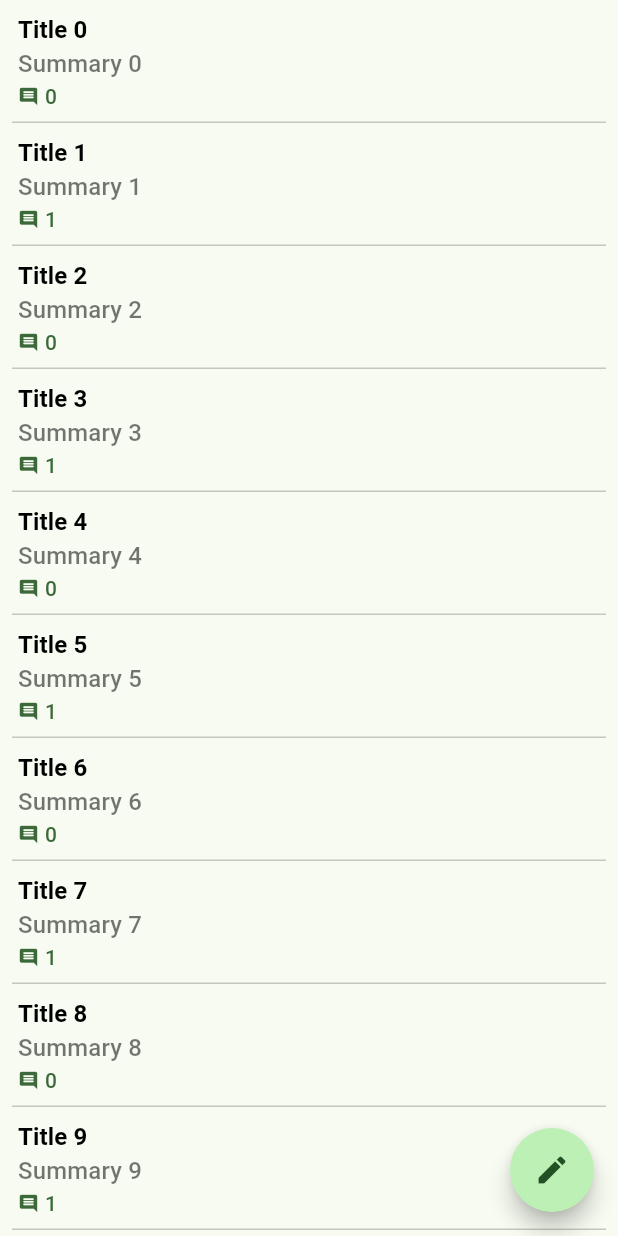
After one commit to shyukahn/madcamp_week2_front, a Flutter app: the CommunityPage screen opened directly, on a phone screen of 412 x 824 dp. The commit adds this screen. Run offline on Flutter 3.47's test engine with Material 3 defaults, Android fonts, the phone set to English and light mode, and no system bars; our stand-ins replace flutter_dotenv, flutter_expandable_fab, flutter_gemini, fluttertoast, image_picker; missing offline and left inert: kakao_flutter_sdk.

Commit message:
feat: made community page sample

```diff
--- /dev/null
+++ b/lib/models/simple_post.dart
@@ -0,0 +1,7 @@
+class SimplePost {
+  final String title;
+  final String summary;
+  final int comments;
+
+  SimplePost({required this.title, required this.summary, required this.comments});
+}
--- a/lib/pages/community_page.dart
+++ b/lib/pages/community_page.dart
@@ -1,4 +1,7 @@
-import 'package:flutter/cupertino.dart';
+import 'package:flutter/material.dart';
+import 'package:serverapp/widgets/post_list_view.dart';
+
+import '../models/simple_post.dart';
 
 class CommunityPage extends StatefulWidget {
   const CommunityPage({super.key});
@@ -8,12 +11,32 @@ class CommunityPage extends StatefulWidget {
 }
 
 class _CommunityPageState extends State<CommunityPage> {
+  final List<SimplePost> _simplePosts = [];
+
+  void _writePost() {
+
+  }
+
+
+  @override
+  void initState() {
+    super.initState();
+    for (int i = 0; i < 40; i++) {
+      _simplePosts.add(SimplePost(title: 'Title $i', summary: 'Summary $i', comments: i % 2));
+    }
+  }
 
   @override
   Widget build(BuildContext context) {
-    return const Text(
-      'Page 1',
-      style: TextStyle(fontSize: 35, fontWeight: FontWeight.bold),
+    return Scaffold(
+      body: Center(
+        child: PostListView(simplePosts: _simplePosts)
+      ),
+      floatingActionButton: FloatingActionButton(
+        onPressed: _writePost,
+        shape: const CircleBorder(),
+        child: const Icon(Icons.create),
+      ),
     );
   }
 }
--- /dev/null
+++ b/lib/widgets/post_list_view.dart
@@ -0,0 +1,70 @@
+import 'package:flutter/material.dart';
+
+import '../models/simple_post.dart';
+
+class PostListView extends ListView {
+  final List<SimplePost> simplePosts;
+  PostListView({super.key, required this.simplePosts});
+
+  void _showSelectedPost() {
+
+  }
+
+  @override
+  Widget build(BuildContext context) {
+    return ListView.separated(
+        itemCount: simplePosts.length,
+        itemBuilder: (BuildContext context, int index) {
+          final post = simplePosts[index];
+          return TextButton(
+              onPressed: _showSelectedPost,
+              style: TextButton.styleFrom(
+                  shape: const ContinuousRectangleBorder()
+              ),
+              child: Column(
+                crossAxisAlignment: CrossAxisAlignment.start,
+                children: [
+                  Text(
+                    post.title,
+                    style: const TextStyle(
+                      fontSize: 16,
+                      color: Colors.black,
+                      fontWeight: FontWeight.bold,
+                    ),
+                  ),
+                  Text(
+                    post.summary,
+                    style: const TextStyle(
+                      fontSize: 16,
+                      color: Colors.black54,
+                    ),
+                  ),
+                  Row(
+                    children: [
+                      Icon(
+                        Icons.comment_rounded,
+                        size: 14,
+                        color: Theme.of(context).primaryColor,
+                      ),
+                      const SizedBox(width: 4),
+                      Text(
+                        post.comments.toString(),
+                        style: TextStyle(
+                            color: Theme.of(context).primaryColor
+                        ),
+                      ),
+                    ],
+                  )
+                ],
+              )
+          );
+        },
+        separatorBuilder: (BuildContext context, int index) =>
+        const Divider(
+          height: 0,
+          indent: 8.0,
+          endIndent: 8.0,
+        )
+    );
+  }
+}
```
